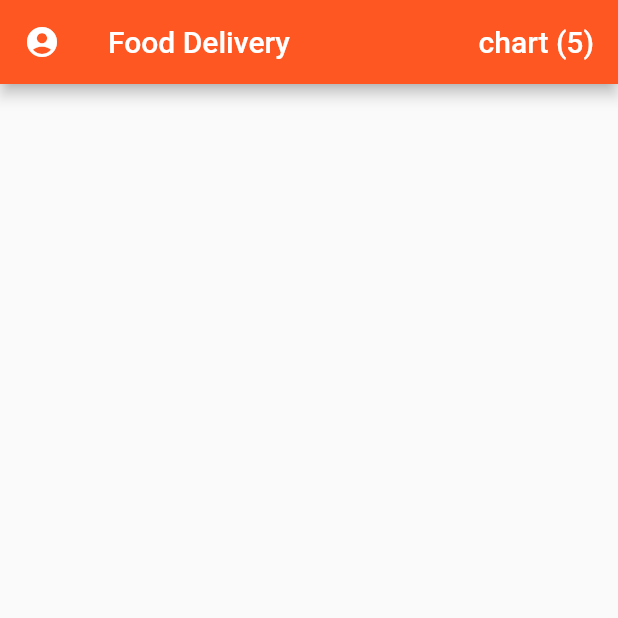
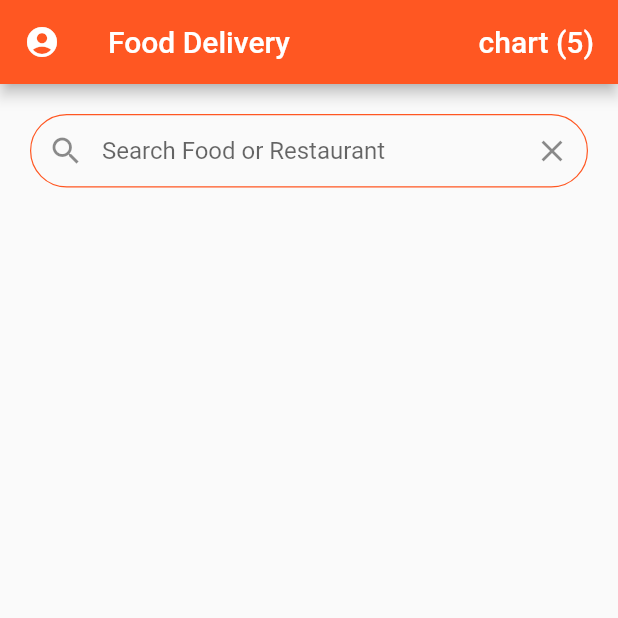
Before and after one commit to AdhamNour/Food_Delivery_UI, a Flutter app: the screen it shows after launch, on a phone screen of 412 x 824 dp, the top half of it. Run offline on Flutter 3.47's test engine with Material 2 defaults, Android fonts, the phone set to English and light mode, and no system bars.

Commit message:
finished SearchBar

```diff
--- a/lib/Screens/HomeScreen.dart
+++ b/lib/Screens/HomeScreen.dart
@@ -26,6 +26,27 @@ class _HomeScreenState extends State<HomeScreen> {
           )
         ],
       ),
+      body: ListView(
+        children: [
+          Padding(
+            padding: EdgeInsets.all(20.0),
+            child: TextField(
+              decoration: InputDecoration(
+                  border: OutlineInputBorder(
+                      borderRadius: BorderRadius.circular(30.0),
+                      borderSide: BorderSide(width: 0.8)),
+                      enabledBorder: OutlineInputBorder(
+                      borderRadius: BorderRadius.circular(30.0),
+                      borderSide: BorderSide(width: 0.8,color: Theme.of(context).primaryColor)),
+                  hintText: 'Search Food or Restaurant',
+                  prefixIcon: Icon(Icons.search),
+                  suffixIcon:
+                      IconButton(icon: Icon(Icons.clear), onPressed: () {}),
+                      contentPadding: EdgeInsets.symmetric(vertical:15.0 )),
+            ),
+          )
+        ],
+      ),
     );
   }
 }
```
